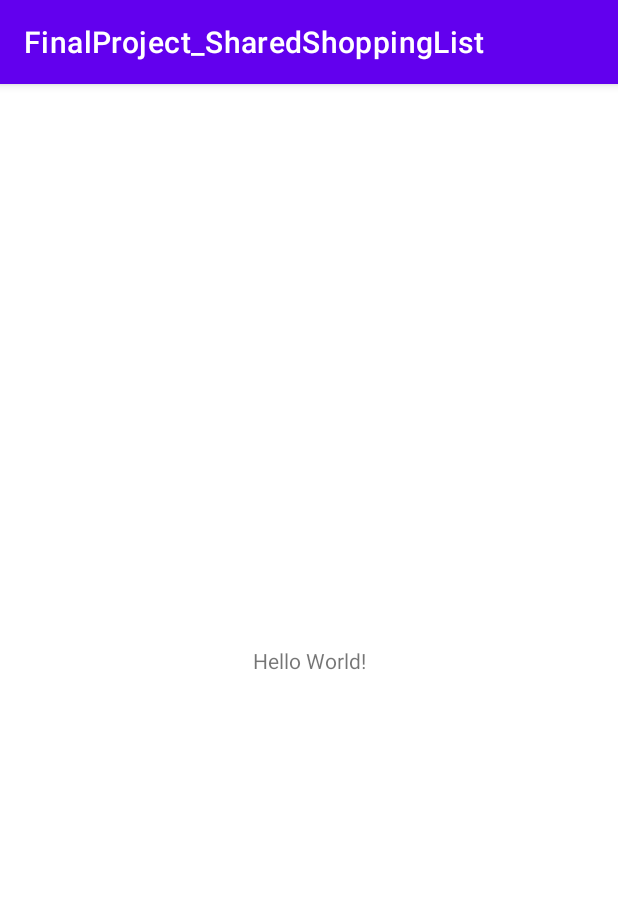
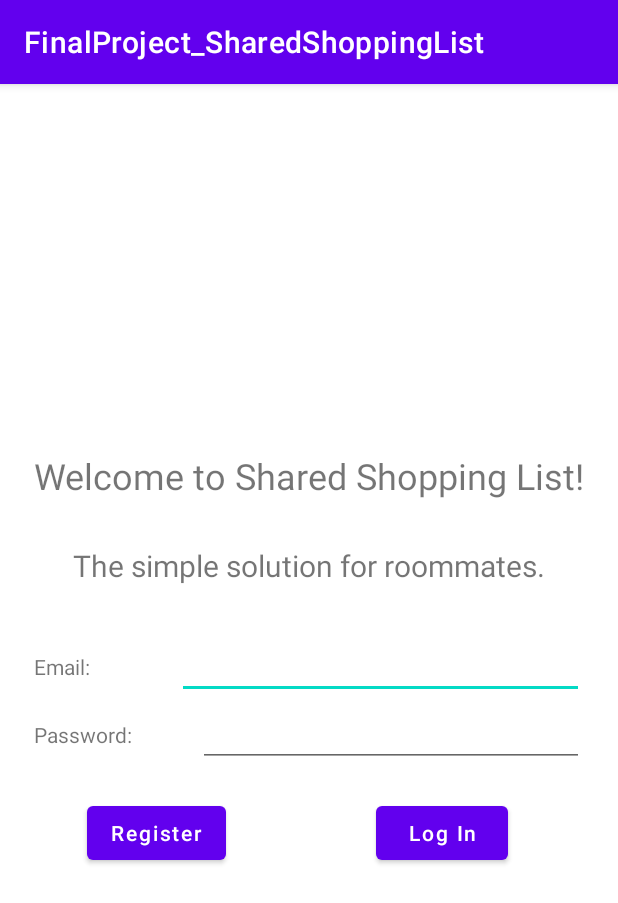
Before and after one commit to alexschepers/FinalProject_SharedShoppingList, an Android app: the screen it shows after launch (MainActivity), on a phone screen of 412 x 824 dp. Shown: the top 903 px of the screen. Run offline under Robolectric (Android 15) with nearby library versions, the phone set to English and light mode, and no system bars.

Commit message:
Made home screen UI.

```diff
--- a/app/src/main/res/layout/activity_main.xml
+++ b/app/src/main/res/layout/activity_main.xml
@@ -1,18 +1,93 @@
 <?xml version="1.0" encoding="utf-8"?>
-<androidx.constraintlayout.widget.ConstraintLayout xmlns:android="http://schemas.android.com/apk/res/android"
+<LinearLayout xmlns:android="http://schemas.android.com/apk/res/android"
     xmlns:app="http://schemas.android.com/apk/res-auto"
     xmlns:tools="http://schemas.android.com/tools"
-    android:layout_width="match_parent"
-    android:layout_height="match_parent"
+    android:layout_width="wrap_content"
+    android:layout_height="wrap_content"
+    android:layout_gravity="center"
+    android:orientation="vertical"
     tools:context=".MainActivity">
 
     <TextView
         android:layout_width="wrap_content"
         android:layout_height="wrap_content"
-        android:text="Hello World!"
-        app:layout_constraintBottom_toBottomOf="parent"
-        app:layout_constraintLeft_toLeftOf="parent"
-        app:layout_constraintRight_toRightOf="parent"
-        app:layout_constraintTop_toTopOf="parent" />
+        android:layout_gravity="center"
+        android:layout_marginBottom="30dp"
+        android:text="Welcome to Shared Shopping List!"
+        android:textSize="24sp" />
 
-</androidx.constraintlayout.widget.ConstraintLayout>
+    <TextView
+        android:id="@+id/textView"
+        android:layout_width="wrap_content"
+        android:layout_height="wrap_content"
+        android:layout_gravity="center"
+        android:layout_marginBottom="30dp"
+        android:text="The simple solution for roommates."
+        android:textSize="20sp" />
+
+    <LinearLayout
+        android:layout_width="match_parent"
+        android:layout_height="match_parent"
+        android:orientation="horizontal">
+
+        <TextView
+            android:id="@+id/textView3"
+            android:layout_width="wrap_content"
+            android:layout_height="wrap_content"
+            android:layout_weight="1"
+            android:text="Email:" />
+
+        <EditText
+            android:id="@+id/editTextTextEmailAddress"
+            android:layout_width="wrap_content"
+            android:layout_height="wrap_content"
+            android:layout_weight="1"
+            android:ems="10"
+            android:inputType="textEmailAddress" />
+    </LinearLayout>
+
+    <LinearLayout
+        android:layout_width="match_parent"
+        android:layout_height="match_parent"
+        android:orientation="horizontal">
+
+        <TextView
+            android:id="@+id/textView4"
+            android:layout_width="wrap_content"
+            android:layout_height="wrap_content"
+            android:layout_weight="1"
+            android:text="Password:" />
+
+        <EditText
+            android:id="@+id/editTextTextPassword"
+            android:layout_width="wrap_content"
+            android:layout_height="wrap_content"
+            android:layout_weight="1"
+            android:ems="10"
+            android:inputType="textPassword" />
+    </LinearLayout>
+
+    <LinearLayout
+        android:layout_width="match_parent"
+        android:layout_height="match_parent"
+        android:layout_marginTop="20dp"
+        android:orientation="horizontal">
+
+        <Button
+            android:id="@+id/button2"
+            android:layout_width="wrap_content"
+            android:layout_height="wrap_content"
+            android:layout_marginLeft="35dp"
+            android:text="Register"
+            android:textAllCaps="false" />
+
+        <Button
+            android:id="@+id/logIn"
+            android:layout_width="wrap_content"
+            android:layout_height="wrap_content"
+            android:layout_marginLeft="100dp"
+            android:text="Log In"
+            android:textAllCaps="false" />
+    </LinearLayout>
+
+</LinearLayout>
```
